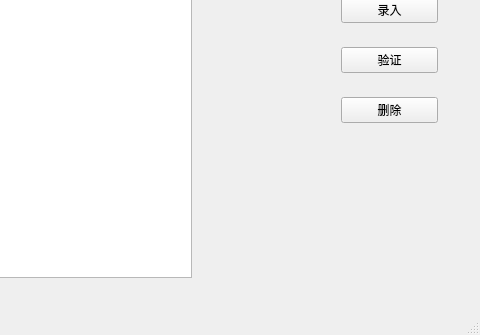
This is MyFingerVein/mainwindow.ui in gessd/whh as Qt 5 draws it before an edit; both pictures show x 139 to 619 and y 130 to 465 of the 619 by 465 pixel window. The edited form follows.
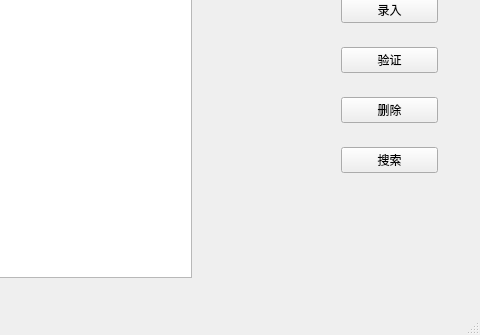
This is the edited form.

Commit message: kylin search

Diff of the .ui file:
```diff
--- a/MyFingerVein/mainwindow.ui
+++ b/MyFingerVein/mainwindow.ui
@@ -89,6 +89,19 @@
      <string>删除</string>
     </property>
    </widget>
+   <widget class="QPushButton" name="pushButton_6">
+    <property name="geometry">
+     <rect>
+      <x>480</x>
+      <y>260</y>
+      <width>97</width>
+      <height>26</height>
+     </rect>
+    </property>
+    <property name="text">
+     <string>搜索</string>
+    </property>
+   </widget>
   </widget>
   <widget class="QMenuBar" name="menuBar">
    <property name="geometry">
```
The commit also changes 2 other files.
